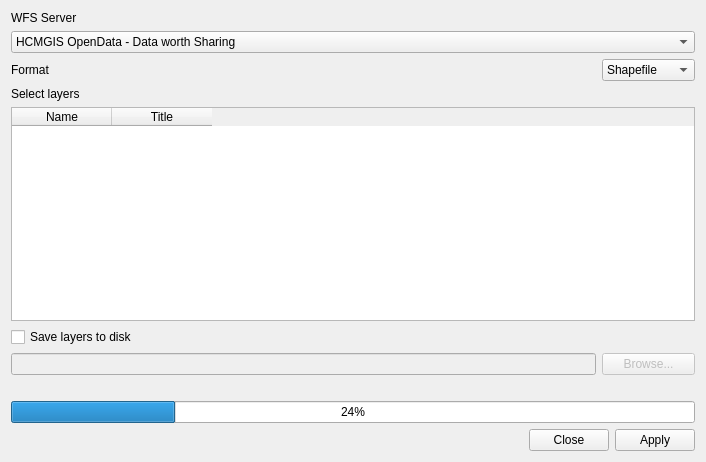
This is forms/hcmgis_opendata_form.ui in thangqd/HCMGIS as Qt 5 draws it before an edit. The edited form follows.
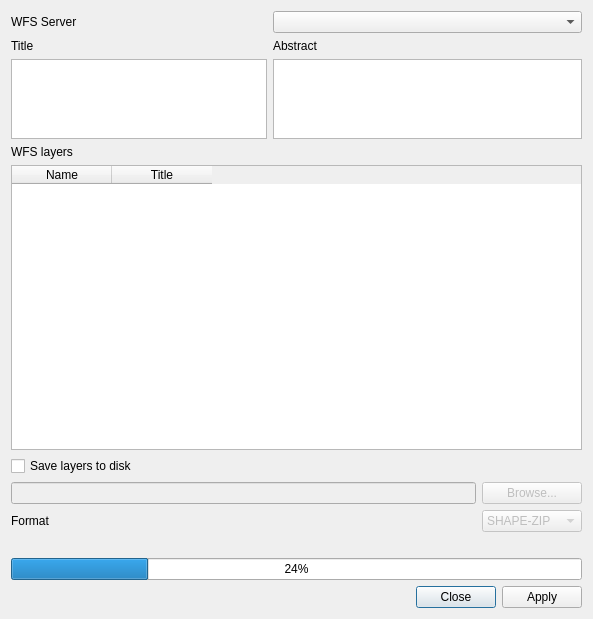
This is the edited form.

What changed in the file:
```diff
--- a/forms/hcmgis_opendata_form.ui
+++ b/forms/hcmgis_opendata_form.ui
@@ -12,8 +12,8 @@
    <rect>
     <x>0</x>
     <y>0</y>
-    <width>706</width>
-    <height>462</height>
+    <width>593</width>
+    <height>619</height>
    </rect>
   </property>
   <property name="mouseTracking">
@@ -23,50 +23,128 @@
    <string>HCMGIS OpenData</string>
   </property>
   <layout class="QGridLayout" name="gridLayout_2">
-   <item row="4" column="0" colspan="2">
+   <item row="10" column="0" colspan="2">
+    <widget class="QDialogButtonBox" name="BtnApplyClose">
+     <property name="orientation">
+      <enum>Qt::Horizontal</enum>
+     </property>
+     <property name="standardButtons">
+      <set>QDialogButtonBox::Apply|QDialogButtonBox::Close</set>
+     </property>
+    </widget>
+   </item>
+   <item row="9" column="0" colspan="2">
     <layout class="QGridLayout" name="gridLayout">
-     <item row="4" column="1">
-      <widget class="QComboBox" name="CboFormat">
-       <item>
-        <property name="text">
-         <string>Shapefile</string>
-        </property>
-       </item>
-       <item>
-        <property name="text">
-         <string>SHAPE-ZIP</string>
-        </property>
-       </item>
-       <item>
-        <property name="text">
-         <string>JSON</string>
-        </property>
-       </item>
-       <item>
-        <property name="text">
-         <string>KML</string>
-        </property>
-       </item>
-       <item>
-        <property name="text">
-         <string>GML2</string>
-        </property>
-       </item>
-       <item>
-        <property name="text">
-         <string>GML3</string>
-        </property>
-       </item>
+     <item row="18" column="0" colspan="2">
+      <widget class="QCheckBox" name="ChkSaveShapefile">
+       <property name="text">
+        <string>Save layers to disk</string>
+       </property>
       </widget>
      </item>
-     <item row="4" column="0">
-      <widget class="QLabel" name="LblFormat">
+     <item row="15" column="0">
+      <widget class="QPlainTextEdit" name="TxtTitle">
+       <property name="sizePolicy">
+        <sizepolicy hsizetype="Preferred" vsizetype="Preferred">
+         <horstretch>0</horstretch>
+         <verstretch>0</verstretch>
+        </sizepolicy>
+       </property>
+       <property name="maximumSize">
+        <size>
+         <width>16777215</width>
+         <height>80</height>
+        </size>
+       </property>
+       <property name="readOnly">
+        <bool>true</bool>
+       </property>
+      </widget>
+     </item>
+     <item row="14" column="0">
+      <widget class="QLabel" name="LblTitle">
        <property name="text">
-        <string>Format</string>
+        <string>Title</string>
        </property>
       </widget>
      </item>
-     <item row="7" column="0" colspan="2">
+     <item row="13" column="0">
+      <widget class="QLabel" name="label">
+       <property name="text">
+        <string>WFS Server</string>
+       </property>
+      </widget>
+     </item>
+     <item row="19" column="2">
+      <widget class="QPushButton" name="BtnOutputFolder">
+       <property name="enabled">
+        <bool>false</bool>
+       </property>
+       <property name="sizePolicy">
+        <sizepolicy hsizetype="Expanding" vsizetype="Fixed">
+         <horstretch>0</horstretch>
+         <verstretch>0</verstretch>
+        </sizepolicy>
+       </property>
+       <property name="maximumSize">
+        <size>
+         <width>100</width>
+         <height>16777215</height>
+        </size>
+       </property>
+       <property name="font">
+        <font>
+         <weight>50</weight>
+         <bold>false</bold>
+        </font>
+       </property>
+       <property name="layoutDirection">
+        <enum>Qt::LeftToRight</enum>
+       </property>
+       <property name="text">
+        <string>Browse...</string>
+       </property>
+      </widget>
+     </item>
+     <item row="19" column="0" colspan="2">
+      <widget class="QLineEdit" name="LinOutputFolder">
+       <property name="enabled">
+        <bool>false</bool>
+       </property>
+       <property name="mouseTracking">
+        <bool>true</bool>
+       </property>
+       <property name="focusPolicy">
+        <enum>Qt::StrongFocus</enum>
+       </property>
+       <property name="acceptDrops">
+        <bool>false</bool>
+       </property>
+       <property name="text">
+        <string/>
+       </property>
+       <property name="readOnly">
+        <bool>true</bool>
+       </property>
+      </widget>
+     </item>
+     <item row="13" column="1" colspan="2">
+      <widget class="QComboBox" name="cboWFSServer"/>
+     </item>
+     <item row="15" column="1" colspan="2">
+      <widget class="QPlainTextEdit" name="TxtAbstract">
+       <property name="maximumSize">
+        <size>
+         <width>16777215</width>
+         <height>80</height>
+        </size>
+       </property>
+       <property name="readOnly">
+        <bool>true</bool>
+       </property>
+      </widget>
+     </item>
+     <item row="17" column="0" colspan="3">
       <widget class="QTableWidget" name="TblWFSLayers">
        <property name="sizePolicy">
         <sizepolicy hsizetype="Expanding" vsizetype="Expanding">
@@ -101,11 +179,20 @@
        </column>
       </widget>
      </item>
-     <item row="3" column="0" colspan="2">
-      <widget class="QComboBox" name="cboWFSProvider">
+     <item row="20" column="2">
+      <widget class="QComboBox" name="CboFormat">
+       <property name="enabled">
+        <bool>false</bool>
+       </property>
+       <property name="maximumSize">
+        <size>
+         <width>100</width>
+         <height>16777215</height>
+        </size>
+       </property>
        <item>
         <property name="text">
-         <string>HCMGIS OpenData - Data worth Sharing</string>
+         <string>SHAPE-ZIP</string>
         </property>
        </item>
        <item>
@@ -135,79 +222,44 @@
        </item>
       </widget>
      </item>
-     <item row="8" column="0" colspan="2">
-      <widget class="QCheckBox" name="ChkSaveShapefile">
+     <item row="20" column="0" colspan="2">
+      <widget class="QLabel" name="LblFormat">
+       <property name="layoutDirection">
+        <enum>Qt::LeftToRight</enum>
+       </property>
        <property name="text">
-        <string>Save layers to disk</string>
+        <string>Format</string>
        </property>
       </widget>
      </item>
-     <item row="0" column="0" colspan="2">
-      <widget class="QLabel" name="label">
+     <item row="14" column="1" colspan="2">
+      <widget class="QLabel" name="lblAbstract">
        <property name="text">
-        <string>WFS Server</string>
+        <string>Abstract</string>
        </property>
       </widget>
      </item>
-     <item row="6" column="0">
+     <item row="16" column="0" colspan="3">
       <widget class="QLabel" name="label_4">
        <property name="layoutDirection">
         <enum>Qt::LeftToRight</enum>
        </property>
        <property name="text">
-        <string>Select layers</string>
+        <string>WFS layers</string>
        </property>
        <property name="alignment">
         <set>Qt::AlignLeading|Qt::AlignLeft|Qt::AlignVCenter</set>
        </property>
       </widget>
      </item>
-     <item row="9" column="0">
-      <widget class="QLineEdit" name="LinOutputFolder">
-       <property name="enabled">
-        <bool>false</bool>
-       </property>
-       <property name="mouseTracking">
-        <bool>true</bool>
-       </property>
-       <property name="focusPolicy">
-        <enum>Qt::StrongFocus</enum>
-       </property>
-       <property name="acceptDrops">
-        <bool>false</bool>
-       </property>
-       <property name="text">
-        <string/>
-       </property>
-       <property name="readOnly">
-        <bool>true</bool>
-       </property>
-      </widget>
-     </item>
-     <item row="9" column="1">
-      <widget class="QPushButton" name="BtnOutputFolder">
-       <property name="enabled">
-        <bool>false</bool>
-       </property>
-       <property name="font">
-        <font>
-         <weight>50</weight>
-         <bold>false</bold>
-        </font>
-       </property>
-       <property name="text">
-        <string>Browse...</string>
-       </property>
-      </widget>
-     </item>
-     <item row="11" column="0" colspan="2">
+     <item row="22" column="0" colspan="3">
       <widget class="QProgressBar" name="status">
        <property name="value">
         <number>24</number>
        </property>
       </widget>
      </item>
-     <item row="10" column="0" colspan="2">
+     <item row="21" column="0" colspan="3">
       <widget class="QLabel" name="LblSattus">
        <property name="text">
         <string/>
@@ -216,16 +268,6 @@
      </item>
     </layout>
    </item>
-   <item row="5" column="0" colspan="2">
-    <widget class="QDialogButtonBox" name="BtnApplyClose">
-     <property name="orientation">
-      <enum>Qt::Horizontal</enum>
-     </property>
-     <property name="standardButtons">
-      <set>QDialogButtonBox::Apply|QDialogButtonBox::Close</set>
-     </property>
-    </widget>
-   </item>
   </layout>
  </widget>
  <tabstops>
```
Left out of the diff: 20 changed lines with no effect on the pictures.
